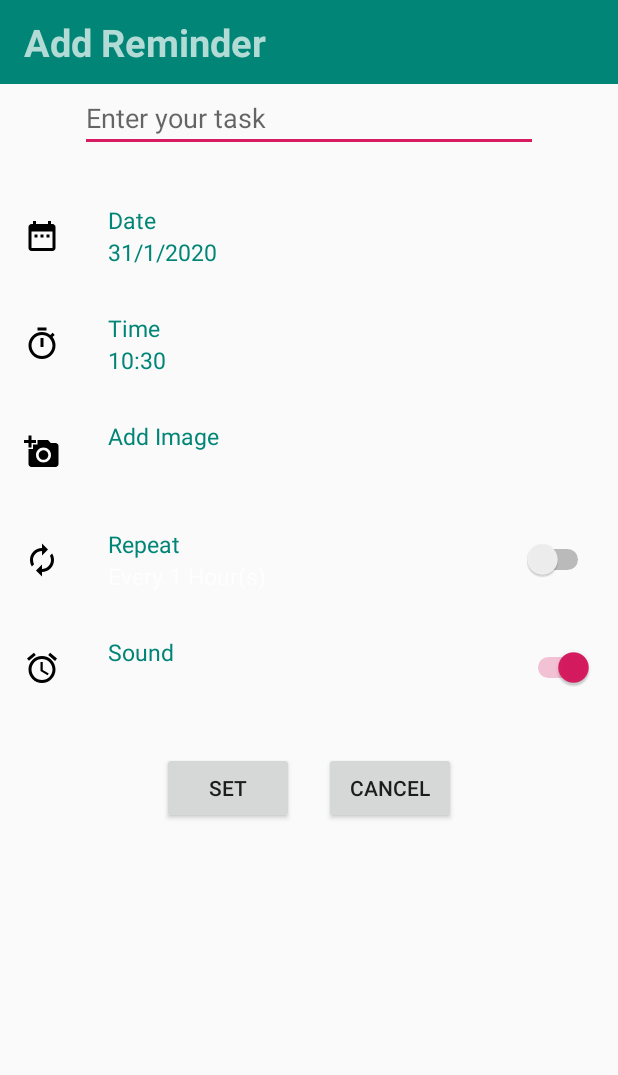
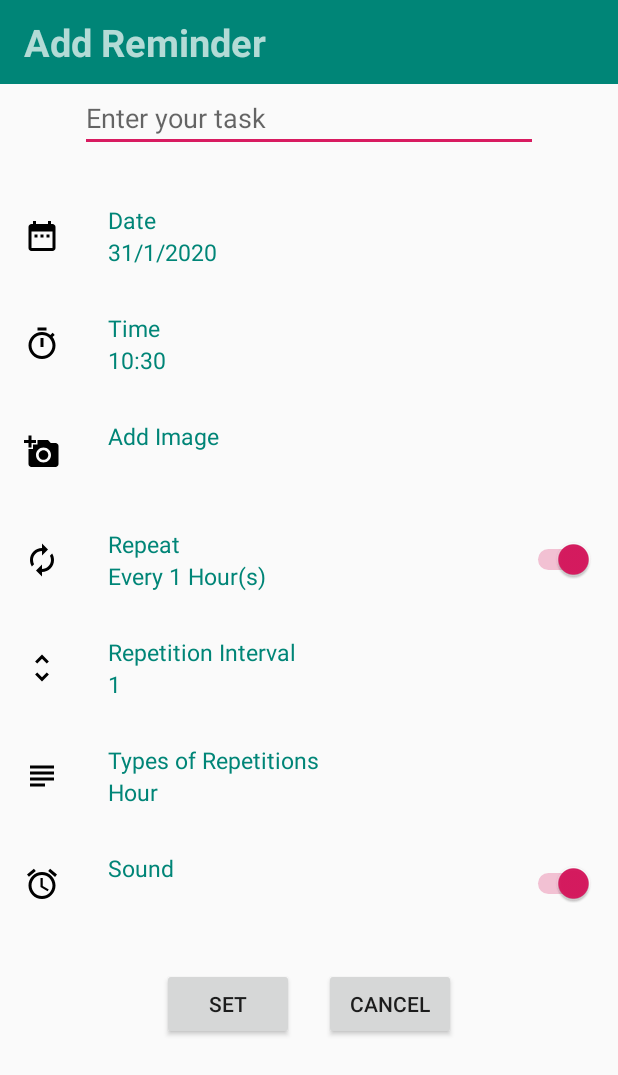
Before and after one commit to hakambing/RemindMeNew, an Android app: the NewReminder screen opened directly, with no data from a screen before it, on a phone screen of 412 x 824 dp. Shown: the top 1075 px of the screen. Run offline under Robolectric (Android 15) with nearby library versions, the phone set to English and light mode, and no system bars.

Commit message:
NewReminder java and xml add some more tings

```diff
--- a/app/src/main/java/com/example/remindme/NewReminder.java
+++ b/app/src/main/java/com/example/remindme/NewReminder.java
@@ -2,7 +2,9 @@ package com.example.remindme;
 
 import android.Manifest;
 import android.app.DatePickerDialog;
+import android.app.Dialog;
 import android.app.TimePickerDialog;
+import android.content.Context;
 import android.content.Intent;
 import android.content.pm.PackageManager;
 import android.database.Cursor;
@@ -52,15 +54,27 @@ public class NewReminder extends AppCompatActivity implements TimePickerDialog.O
 
     RelativeLayout date;
     RelativeLayout dateShow;
+    DatePicker simpleDatePicker;
+    Button dateSubmit;
 
     RelativeLayout time;
     RelativeLayout timeShow;
+    TimePicker simpleTimePicker;
+    Button timeSubmit;
 
     Switch switchRepeat;
     RelativeLayout repeatNum;
     RelativeLayout repeatType;
     RelativeLayout repeatNumShow;
     RelativeLayout repeatTypeShow;
+    EditText repeatNoEditText;
+    Button repeatNoSubmit;
+
+    TextView rptMinute;
+    TextView rptHour;
+    TextView rptDay;
+    TextView rptWeek;
+    TextView rptMonth;
 
     Button cancelBtn;
 
@@ -113,7 +127,7 @@ public class NewReminder extends AppCompatActivity implements TimePickerDialog.O
         switchSound = (Switch) findViewById(R.id.sound_switch);
 
         // Initialize default values
-        mActive = "true";
+
         mRepeat = "true";
         mRepeatNo = Integer.toString(1);
         mRepeatType = "Hour";
@@ -151,35 +165,8 @@ public class NewReminder extends AppCompatActivity implements TimePickerDialog.O
         mRepeatTypeText.setText(mRepeatType);
         mRepeatText.setText("Every " + mRepeatNo + " " + mRepeatType + "(s)");
 
-        // To save state on device rotation
-        if (savedInstanceState != null) {
-            String savedTitle = savedInstanceState.getString(KEY_TITLE);
-            mTitleText.setText(savedTitle);
-            mTitle = savedTitle;
 
-            String savedTime = savedInstanceState.getString(KEY_TIME);
-            mTimeText.setText(savedTime);
-            mTime = savedTime;
-
-            String savedDate = savedInstanceState.getString(KEY_DATE);
-            mDateText.setText(savedDate);
-            mDate = savedDate;
-
-            String saveRepeat = savedInstanceState.getString(KEY_REPEAT);
-            mRepeatText.setText(saveRepeat);
-            mRepeat = saveRepeat;
-
-            String savedRepeatNo = savedInstanceState.getString(KEY_REPEAT_NO);
-            mRepeatNoText.setText(savedRepeatNo);
-            mRepeatNo = savedRepeatNo;
-
-            String savedRepeatType = savedInstanceState.getString(KEY_REPEAT_TYPE);
-            mRepeatTypeText.setText(savedRepeatType);
-            mRepeatType = savedRepeatType;
-
-
-        }
-
+        //Date
         date = findViewById(R.id.date);
         dateShow = findViewById(R.id.dateShow);
         date.setOnClickListener(new View.OnClickListener(){
@@ -192,6 +179,22 @@ public class NewReminder extends AppCompatActivity implements TimePickerDialog.O
 
         });
 
+        simpleDatePicker = (DatePicker) findViewById(R.id.DatePicker);
+        dateSubmit = (Button) findViewById(R.id.submitDate);
+        dateSubmit.setOnClickListener(new View.OnClickListener(){
+            int monthOfYear;
+            @Override
+            public void onClick(View v){
+                monthOfYear ++;
+                int mDay = simpleDatePicker.getDayOfMonth();
+                int mMonth = simpleDatePicker.getMonth() + 1;
+                int mYear = simpleDatePicker.getYear();
+                mDate = mDay + "/" + mMonth + "/" + mYear;
+                mDateText.setText(mDate);
+            }
+        });
+
+        //time
         time = findViewById(R.id.time);
         timeShow = findViewById(R.id.timeShow);
         time.setOnClickListener(new View.OnClickListener(){
@@ -202,6 +205,23 @@ public class NewReminder extends AppCompatActivity implements TimePickerDialog.O
                 timeShow.setVisibility(visible ? View.VISIBLE: View.GONE);
             }
 
+        });
+
+        simpleTimePicker = (TimePicker) findViewById(R.id.timePicker1);
+        timeSubmit = (Button) findViewById(R.id.submitTime);
+        timeSubmit.setOnClickListener(new View.OnClickListener(){
+            int monthOfYear;
+            @Override
+            public void onClick(View v){
+                mHour = simpleTimePicker.getHour();
+                mMinute = simpleTimePicker.getMinute();
+                if (mMinute < 10) {
+                    mTime = mHour + ":" + "0" + mMinute;
+                } else {
+                    mTime = mHour + ":" + mMinute;
+                }
+                mTimeText.setText(mTime);
+            }
         });
 
         switchRepeat = findViewById(R.id.repeat_switch);
@@ -215,9 +235,17 @@ public class NewReminder extends AppCompatActivity implements TimePickerDialog.O
                 if (switchRepeat.isChecked()){
                     repeatNum.setVisibility(View.VISIBLE);
                     repeatType.setVisibility(View.VISIBLE);
+
+                    mRepeat = "true";
+                    mRepeatText.setText("Every " + mRepeatNo + " " + mRepeatType + "(s)");
                 }else{
                     repeatNum.setVisibility(View.GONE);
                     repeatType.setVisibility(View.GONE);
+                    repeatNumShow.setVisibility(View.GONE);
+                    repeatTypeShow.setVisibility(View.GONE);
+
+                    mRepeat = "false";
+                    mRepeatText.setText("Off");
                 }
             }
         });
@@ -237,6 +265,72 @@ public class NewReminder extends AppCompatActivity implements TimePickerDialog.O
                 repeatTypeShow.setVisibility(visible ? View.VISIBLE: View.GONE);
             }
         });
+        //confirm repeatNum
+        repeatNoEditText = findViewById(R.id.repeatNoEditText);
+        repeatNoSubmit = findViewById(R.id.repeatNoSubmit);
+        repeatNoSubmit.setOnClickListener(new View.OnClickListener() {
+            @Override
+            public void onClick(View view) {
+                String repeatEditTextStr = repeatNoEditText.getText().toString();
+                mRepeatNoText.setText(repeatEditTextStr);
+                mRepeatText.setText("Every " + repeatEditTextStr + " " + mRepeatType + "(s)");
+
+            }
+        });
+
+        //confirm Repeat Type Start
+        rptMinute = findViewById(R.id.minute);
+        rptHour = findViewById(R.id.hour);
+        rptDay = findViewById(R.id.day);
+        rptWeek = findViewById(R.id.week);
+        rptMonth = findViewById(R.id.month);
+        rptMinute.setOnClickListener(new View.OnClickListener() {
+            @Override
+            public void onClick(View view) {
+                mRepeatType = "Minute";
+                mRepeatTypeText.setText(mRepeatType);
+                mRepeatText.setText("Every " + mRepeatNo + " " + mRepeatType + "(s)");
+
+            }
+        });
+        rptHour.setOnClickListener(new View.OnClickListener() {
+            @Override
+            public void onClick(View view) {
+                mRepeatType = "Hour";
+                mRepeatTypeText.setText(mRepeatType);
+                mRepeatText.setText("Every " + mRepeatNo + " " + mRepeatType + "(s)");
+
+            }
+        });
+        rptDay.setOnClickListener(new View.OnClickListener() {
+            @Override
+            public void onClick(View view) {
+                mRepeatType = "Day";
+                mRepeatTypeText.setText(mRepeatType);
+                mRepeatText.setText("Every " + mRepeatNo + " " + mRepeatType + "(s)");
+
+            }
+        });
+        rptWeek.setOnClickListener(new View.OnClickListener() {
+            @Override
+            public void onClick(View view) {
+                mRepeatType = "Week";
+                mRepeatTypeText.setText(mRepeatType);
+                mRepeatText.setText("Every " + mRepeatNo + " " + mRepeatType + "(s)");
+
+            }
+        });
+        rptMonth.setOnClickListener(new View.OnClickListener() {
+            @Override
+            public void onClick(View view) {
+                mRepeatType = "Month";
+                mRepeatTypeText.setText(mRepeatType);
+                mRepeatText.setText("Every " + mRepeatNo + " " + mRepeatType + "(s)");
+
+            }
+        });
+
+
 
         cancelBtn = findViewById(R.id.cancelBtn);
         cancelBtn.setOnClickListener(new View.OnClickListener(){
@@ -291,6 +385,7 @@ public class NewReminder extends AppCompatActivity implements TimePickerDialog.O
 
     }
 
+    //codes for "Add Image" function
     private void pickImageFromGallery(){
         //intent to pick image
         Intent intent = new Intent(Intent.ACTION_PICK);
@@ -328,10 +423,8 @@ public class NewReminder extends AppCompatActivity implements TimePickerDialog.O
 
 
 
-    @Override
-    public void onDateSet(DatePicker datePicker, int i, int i1, int i2) {
 
-    }
+
 
     @Override
     public void onTimeSet(TimePicker timePicker, int i, int i1) {
@@ -353,4 +446,9 @@ public class NewReminder extends AppCompatActivity implements TimePickerDialog.O
     public void onLoaderReset(@NonNull Loader<Cursor> loader) {
 
     }
+
+    @Override
+    public void onDateSet(DatePicker datePicker, int i, int i1, int i2) {
+
+    }
 }
--- a/app/src/main/res/layout/new_reminder.xml
+++ b/app/src/main/res/layout/new_reminder.xml
@@ -110,7 +110,23 @@
             android:layout_height="wrap_content"
             android:headerBackground="#0084b4"
             android:numbersSelectorColor="#000000"
-            android:layout_centerHorizontal="true"/>
+            android:layout_centerHorizontal="true"
+            android:calendarViewShown="false"
+            android:datePickerMode="spinner"
+            android:spinnersShown="true"
+            />
+            <Button
+                android:id="@+id/submitDate"
+                android:layout_width="100dp"
+                android:layout_height="wrap_content"
+                android:layout_below="@+id/DatePicker"
+                android:layout_centerHorizontal="true"
+                android:layout_marginTop="50dp"
+                android:background="#150"
+                android:text="Confirm"
+                android:textColor="#fff"
+                android:textSize="15sp"
+                android:textStyle="bold" />
 
     </RelativeLayout>
 
@@ -172,9 +188,21 @@
             android:layout_height="wrap_content"
             android:headerBackground="#000000"
             android:numbersSelectorColor="#000000"
-
+            android:timePickerMode="spinner"
             android:layout_centerHorizontal="true"
             />
+        <Button
+            android:id="@+id/submitTime"
+            android:layout_width="100dp"
+            android:layout_height="wrap_content"
+            android:layout_below="@+id/timePicker1"
+            android:layout_centerHorizontal="true"
+            android:layout_marginTop="50dp"
+            android:background="#150"
+            android:text="Confirm"
+            android:textColor="#fff"
+            android:textSize="15sp"
+            android:textStyle="bold" />
 
     </RelativeLayout>
 
@@ -288,7 +316,7 @@
                         android:layout_width="wrap_content"
                         android:id="@+id/set_repeat"
                         android:textSize="15dp"
-                        android:textColor="@color/abc_secondary_text_material_dark"
+                        android:textColor="@color/colorPrimary"
                         android:layout_height="wrap_content"/>
 
                 </LinearLayout>
@@ -302,7 +330,7 @@
                     android:layout_marginRight="16dp"
                     android:layout_marginLeft="8dp"
                     android:onClick="onSwitchRepeat"
-                    android:checked="false"
+                    android:checked="true"
                     android:textOn="On"
                     android:textOff="Off"/>
 
@@ -316,7 +344,7 @@
                 android:onClick="setRepeatNo"
                 android:background="?android:attr/selectableItemBackground"
                 android:layout_height="72dp"
-                android:visibility="gone"
+                android:visibility="visible"
                 >
 
                 <ImageView
@@ -366,7 +394,20 @@
                     android:layout_height="wrap_content"
                     android:inputType="number"
                     android:hint="Enter number"
+                    android:id="@+id/repeatNoEditText"
                     ></EditText>
+                <Button
+                    android:id="@+id/repeatNoSubmit"
+                    android:layout_width="100dp"
+                    android:layout_height="wrap_content"
+                    android:layout_toRightOf="@+id/repeatNoEditText"
+                    android:layout_centerHorizontal="true"
+                    android:layout_marginTop="50dp"
+                    android:background="#150"
+                    android:text="Confirm"
+                    android:textColor="#fff"
+                    android:textSize="15sp"
+                    android:textStyle="bold" />
 
             </RelativeLayout>
 
@@ -378,7 +419,7 @@
                 android:onClick="selectRepeatType"
                 android:background="?android:attr/selectableItemBackground"
                 android:layout_height="72dp"
-                android:visibility="gone"
+                android:visibility="visible"
                 >
 
                 <ImageView
```
